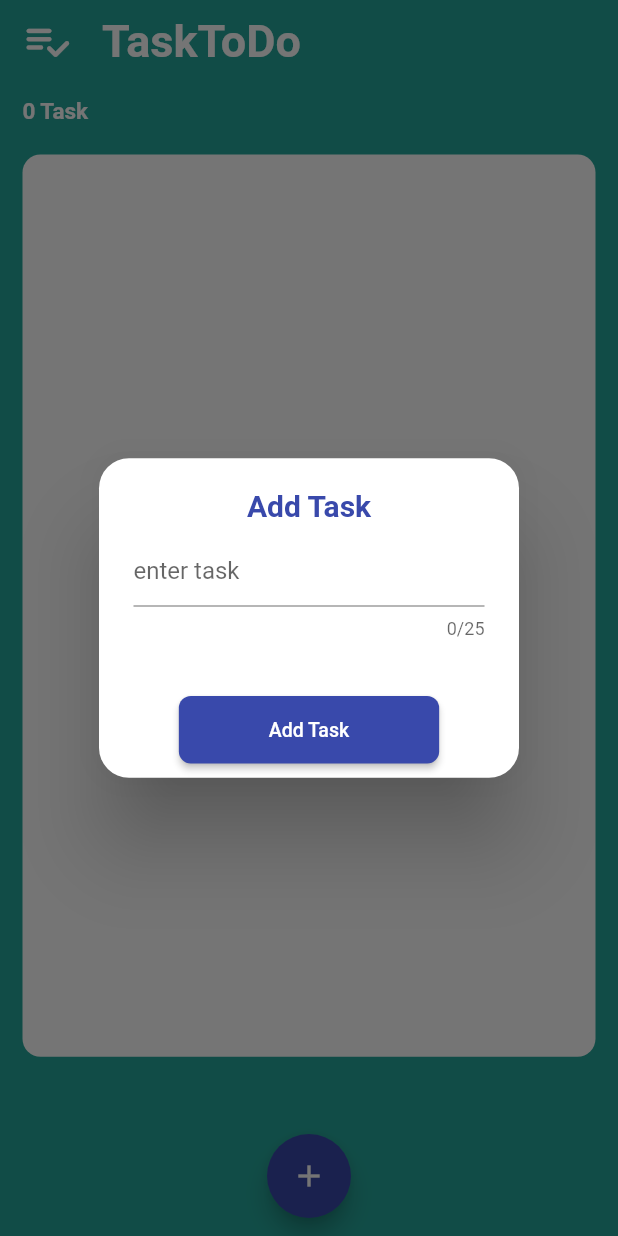
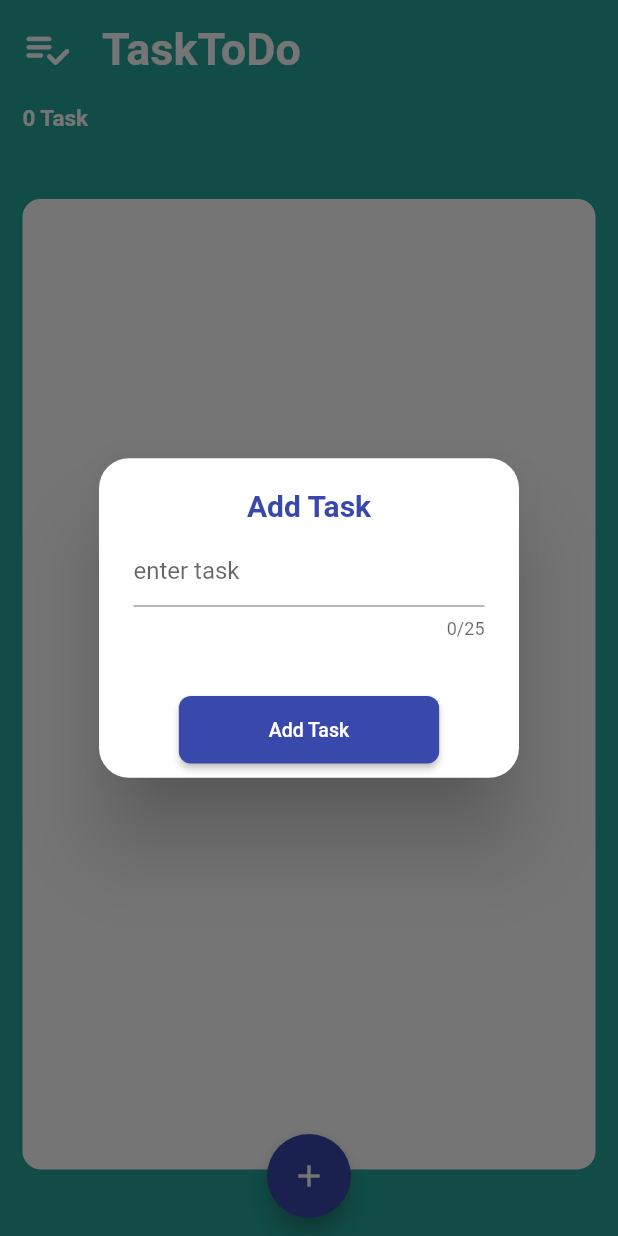
Before and after one commit to mhamad-ibrahem/TaskToDo, a Flutter app: the screen it shows after launch, after a tap on the "add" icon, on a phone screen of 412 x 824 dp. Run offline on Flutter 3.47's test engine with Material 2 defaults, Android fonts, the phone set to English and light mode, and no system bars; our stand-ins replace get, hive_flutter; accounts and stored records are empty.

Commit message:
refactor app

```diff
--- a/lib/Constant/Constant.dart
+++ /dev/null
@@ -1,9 +0,0 @@
-import 'package:flutter/material.dart';
-
-// file have all color of the app
-
-Color backgroundColor = Colors.teal[400]!;
-Color indigo = Colors.indigo[600]!;
-Color white = Colors.white;
-Color black = Colors.black;
-Color red = Colors.red;
--- a/lib/View/Home/HomeScreen.dart
+++ /dev/null
@@ -1,182 +0,0 @@
-import 'package:flutter/material.dart';
-import 'package:hive_flutter/adapters.dart';
-import 'package:tasks/Constant/Constant.dart';
-import 'package:get/get.dart';
-import 'package:tasks/Controller/HomeController.dart';
-import 'package:tasks/View/TaskBody/TaskScreen.dart';
-import 'package:tasks/Widget/CustomButton.dart';
-import 'package:tasks/Widget/CustomForm.dart';
-
-class HomeScreen extends StatelessWidget {
-  HomeScreen({super.key});
-  // inject controller
-  final HomeControllerImplement homeController =
-      Get.put(HomeControllerImplement(), permanent: true);
-  final box = Hive.box('myBox');
-  @override
-  Widget build(BuildContext context) {
-    return SafeArea(
-      child: Scaffold(
-        //button to add task
-        floatingActionButton: FloatingActionButton(
-            onPressed: () {
-              Get.defaultDialog(
-                title: 'Add Task',
-                titleStyle: TextStyle(
-                    fontSize: 20, color: indigo, fontWeight: FontWeight.bold),
-                middleText: '',
-                titlePadding:
-                    const EdgeInsets.only(left: 60, right: 60, top: 20),
-                content: Padding(
-                  padding: const EdgeInsets.only(left: 15, right: 15),
-                  child: Form(
-                    key: homeController.addKey,
-                    child: Column(
-                      children: [
-                        CustomForm(
-                            validator: (value) {
-                              //to check valid input
-                              return homeController.validate(value!, 25, 2);
-                            },
-                            hint: 'enter task',
-                            textController: homeController.task),
-                        const SizedBox(
-                          height: 20,
-                        ),
-                      ],
-                    ),
-                  ),
-                ),
-                confirm: CustomButton(
-                  fun: () {
-                    homeController.addTask();
-                  },
-                  text: 'Add Task',
-                ),
-              );
-            },
-            backgroundColor: indigo,
-            child: Icon(
-              Icons.add,
-              color: white,
-            )),
-        floatingActionButtonLocation:
-            FloatingActionButtonLocation.miniCenterFloat,
-        backgroundColor: backgroundColor,
-        body:
-            //body of the screen
-            Padding(
-          padding: const EdgeInsets.only(left: 15, right: 15, top: 10),
-          child: SingleChildScrollView(
-            //widget to update change on the screen
-            child: GetBuilder<HomeControllerImplement>(
-              builder: (homeController) => Column(
-                crossAxisAlignment: CrossAxisAlignment.start,
-                children: [
-                  Row(
-                    children: [
-                      Icon(
-                        Icons.playlist_add_check_rounded,
-                        color: white,
-                        size: 33,
-                      ),
-                      const SizedBox(
-                        width: 20,
-                      ),
-                      Text(
-                        'TaskToDo',
-                        style: TextStyle(
-                            fontSize: 30,
-                            color: white,
-                            fontWeight: FontWeight.bold),
-                      )
-                    ],
-                  ),
-                  const SizedBox(
-                    height: 20,
-                  ),
-                  //number of task in the screen
-                  Text('${homeController.taskList.length} Task',
-                      style: TextStyle(
-                          fontSize: 15,
-                          color: white,
-                          fontWeight: FontWeight.bold)),
-                  const SizedBox(
-                    height: 20,
-                  ),
-                  Container(
-                    height: MediaQuery.of(context).size.height * 0.73,
-                    width: MediaQuery.of(context).size.width,
-                    decoration: BoxDecoration(
-                        color: white, borderRadius: BorderRadius.circular(12)),
-                    child: ListView.builder(
-                        itemCount: homeController.taskList.length,
-                        itemBuilder: (context, index) => TaskScreen(
-                              // task widget with crud operation and check done task
-                              onDismissed: (dir) =>
-                                  homeController.deleteTasks(index),
-                              title: homeController.taskList[index][0],
-                              checkTask: homeController.taskList[index][1],
-                              checkChange: (val) {
-                                homeController.checkCompleteTask(val!, index);
-                              },
-                              longTap: () {
-                                //make the controller take the value of the task to edit it
-                                homeController.taskEdit.text =
-                                    homeController.taskList[index][0];
-                                Get.defaultDialog(
-                                  title: 'Edit Task',
-                                  titleStyle: TextStyle(
-                                      fontSize: 20,
-                                      color: indigo,
-                                      fontWeight: FontWeight.bold),
-                                  middleText: '',
-                                  titlePadding: const EdgeInsets.only(
-                                      left: 60, right: 60, top: 20),
-                                  content: Padding(
-                                    padding: const EdgeInsets.only(
-                                        left: 15, right: 15),
-                                    child: Form(
-                                      key: homeController.editKey,
-                                      child: Column(
-                                        children: [
-                                          CustomForm(
-                                              hint: 'enter task',
-                                              validator: (val) {
-                                                return homeController.validate(
-                                                    val!, 25, 2);
-                                              },
-                                              textController:
-                                                  homeController.taskEdit),
-                                          const SizedBox(
-                                            height: 20,
-                                          ),
-                                        ],
-                                      ),
-                                    ),
-                                  ),
-                                  confirm: CustomButton(
-                                    text: 'update',
-                                    fun: () {
-                                      if (homeController.editKey.currentState!
-                                          .validate()) {
-                                        homeController.taskList[index][0] =
-                                            homeController.taskEdit.text;
-                                        homeController.updateTask();
-                                        Get.back();
-                                      }
-                                    },
-                                  ),
-                                );
-                              },
-                            )),
-                  ),
-                ],
-              ),
-            ),
-          ),
-        ),
-      ),
-    );
-  }
-}
--- a/lib/Controller/HomeController.dart
+++ b/lib/controller/home_controller.dart
@@ -1,17 +1,14 @@
 import 'package:flutter/cupertino.dart';
 import 'package:get/get.dart';
 import 'package:hive_flutter/hive_flutter.dart';
-import 'package:tasks/View/Home/HomeScreen.dart';
 
 abstract class HomeController extends GetxController {
-  checkCompleteTask(bool val, int index);  // to check if task complete
-  initialTask();  // function for get data for the first time run the app ever
-  getTasks();  // function for get data when run the app
-  updateTask();  //update task in every change
-  addTask();  // add task for listTask
-  validate(String value, int max,
-      int min);  //validate function to check if the input are valid
-  deleteTasks(int index);  //delete task form the list
+  checkCompleteTask(bool val, int index); // to check if task complete
+  // function for get data for the first time run the app ever
+  getTasks(); // function for get data when run the app
+  updateTask(); //update task in every change
+  addTask(); // add task for listTask
+  deleteTasks(int index); //delete task form the list
 }
 
 //implement class of home controller class
@@ -32,18 +29,12 @@ class HomeControllerImplement extends HomeController {
     update();
   }
 
-  // function for get data for the first time run the app ever
-
-  @override
-  initialTask() {
-    taskList = [];
-  }
-
   // function for get data when run the app
 
   @override
   getTasks() {
     taskList = box.get('tasks');
+    update();
   }
 
 //update task in every change
@@ -76,27 +67,13 @@ class HomeControllerImplement extends HomeController {
     update();
   }
 
-  //validate function to check if the input are valid
-
-  validate(String value, int max, int min) {
-    if (value.isEmpty) {
-      return 'cant be empty ';
-    }
-    if (value.length > max) {
-      return 'you Cant enter more than $max letter';
-    }
-    if (value.length < min) {
-      return 'you cant enter less than $min letter';
-    }
-  }
-
 //initial app after opening it
 
   @override
   void onInit() {
     if (box.get('tasks') == null) {
       // if it is the first time ever openeing this app call this function that return empty task list
-      initialTask();
+      taskList = [];
     } else {
       //else get tasks that the user add it
       getTasks();
--- /dev/null
+++ b/lib/core/Constant/colors.dart
@@ -0,0 +1,9 @@
+import 'package:flutter/material.dart';
+
+class AppColors {
+  static Color backgroundColor = Colors.teal[400]!;
+  static Color indigo = Colors.indigo[600]!;
+  static const Color white = Colors.white;
+  static const Color black = Colors.black;
+  static const Color red = Colors.red;
+}
--- a/lib/main.dart
+++ b/lib/main.dart
@@ -1,14 +1,15 @@
 import 'package:flutter/material.dart';
 import 'package:hive_flutter/hive_flutter.dart';
-import 'package:tasks/View/Home/HomeScreen.dart';
 import 'package:get/get.dart';
+
+import 'View/pages/home/home_page.dart';
 
 void main() async {
   WidgetsFlutterBinding.ensureInitialized();
   //init hive
   await Hive.initFlutter();
   //open hive box
-  var box = await Hive.openBox('myBox');
+  await Hive.openBox('myBox');
   runApp(const MyApp());
 }
 
--- a/lib/Widget/CustomButton.dart
+++ b/lib/view/Widget/CustomButton.dart
@@ -1,23 +1,23 @@
 import 'package:flutter/material.dart';
-import 'package:tasks/Constant/Constant.dart';
+import 'package:tasks/core/Constant/colors.dart';
 
 class CustomButton extends StatelessWidget {
   //constractor to use custom button in many screens
-  CustomButton({super.key, required this.fun, required this.text});
+  const CustomButton({super.key, required this.fun, required this.text});
   final VoidCallback fun;
   final String text;
   @override
   Widget build(BuildContext context) {
     return MaterialButton(
       onPressed: fun,
-      color: indigo,
+      color: AppColors.indigo,
       shape: RoundedRectangleBorder(borderRadius: BorderRadius.circular(8)),
       height: 40,
       padding: const EdgeInsets.only(left: 60, right: 60, top: 15, bottom: 15),
       child: Text(
         text,
-        style:
-            TextStyle(fontSize: 13, color: white, fontWeight: FontWeight.w500),
+        style: const TextStyle(
+            fontSize: 13, color: AppColors.white, fontWeight: FontWeight.w500),
       ),
     );
   }
--- a/lib/Widget/CustomForm.dart
+++ b/lib/view/Widget/CustomForm.dart
@@ -1,13 +1,13 @@
 import 'package:flutter/material.dart';
-import 'package:tasks/Constant/Constant.dart';
+import 'package:tasks/core/Constant/colors.dart';
 
 class CustomForm extends StatelessWidget {
-
   final TextEditingController textController;
   final String hint;
   final String? Function(String?)? validator;
-   //constractor of custom textformfield to use it in many screens
+  //constractor of custom textformfield to use it in many screens
   const CustomForm({
+    super.key,
     required this.textController,
     required this.hint,
     this.validator,
@@ -16,13 +16,13 @@ class CustomForm extends StatelessWidget {
   Widget build(BuildContext context) {
     return TextFormField(
         controller: textController,
-        cursorColor: indigo,
+        cursorColor: AppColors.indigo,
         maxLength: 25,
         maxLines: 1,
         validator: validator,
         decoration: InputDecoration(
           hintText: hint,
-          hoverColor: indigo,
+          hoverColor: AppColors.indigo,
         ));
   }
 }
--- /dev/null
+++ b/lib/view/pages/home/custom/add_task_dialog.dart
@@ -0,0 +1,44 @@
+import 'package:flutter/material.dart';
+import 'package:get/get.dart';
+import '../../../../controller/home_controller.dart';
+import '../../../../core/Constant/colors.dart';
+import '../../../../core/functions/validate.dart';
+import '../../../Widget/CustomButton.dart';
+import '../../../Widget/CustomForm.dart';
+
+final HomeControllerImplement homeController = Get.find();
+addTaskDialog() {
+  Get.defaultDialog(
+    title: 'Add Task',
+    titleStyle: TextStyle(
+        fontSize: 20, color: AppColors.indigo, fontWeight: FontWeight.bold),
+    middleText: '',
+    titlePadding: const EdgeInsets.only(left: 60, right: 60, top: 20),
+    content: Padding(
+      padding: const EdgeInsets.only(left: 15, right: 15),
+      child: Form(
+        key: homeController.addKey,
+        child: Column(
+          children: [
+            CustomForm(
+                validator: (value) {
+                  //to check valid input
+                  return validate(value!, 25, 2);
+                },
+                hint: 'enter task',
+                textController: homeController.task),
+            const SizedBox(
+              height: 20,
+            ),
+          ],
+        ),
+      ),
+    ),
+    confirm: CustomButton(
+      fun: () {
+        homeController.addTask();
+      },
+      text: 'Add Task',
+    ),
+  );
+}
--- /dev/null
+++ b/lib/view/pages/home/custom/home_body.dart
@@ -0,0 +1,38 @@
+import 'package:flutter/material.dart';
+import 'package:get/get.dart';
+import 'package:tasks/View/pages/home/custom/task_body.dart';
+import 'package:tasks/View/pages/home/custom/update_task_dialog.dart';
+import '../../../../controller/home_controller.dart';
+import '../../../../core/Constant/colors.dart';
+
+class HomeBody extends StatelessWidget {
+  HomeBody({super.key});
+
+  final HomeControllerImplement homeController = Get.find();
+  @override
+  Widget build(BuildContext context) {
+    return Container(
+      // height: MediaQuery.of(context).size.height * 0.73,
+      width: MediaQuery.of(context).size.width,
+      decoration: BoxDecoration(
+          color: AppColors.white, borderRadius: BorderRadius.circular(12)),
+      child: ListView.builder(
+          itemCount: homeController.taskList.length,
+          itemBuilder: (context, index) => TaskBody(
+                // task widget with crud operation and check done task
+                onDismissed: (dir) => homeController.deleteTasks(index),
+                title: homeController.taskList[index][0],
+                checkTask: homeController.taskList[index][1],
+                checkChange: (val) {
+                  homeController.checkCompleteTask(val!, index);
+                },
+                longTap: () {
+                  //make the controller take the value of the task to edit it
+                  homeController.taskEdit.text =
+                      homeController.taskList[index][0];
+                  updateTask(index: index);
+                },
+              )),
+    );
+  }
+}
--- /dev/null
+++ b/lib/view/pages/home/custom/home_header.dart
@@ -0,0 +1,49 @@
+import 'package:flutter/material.dart';
+import 'package:get/get.dart';
+
+import '../../../../controller/home_controller.dart';
+import '../../../../core/Constant/colors.dart';
+
+class HomeHeader extends StatelessWidget {
+  HomeHeader({super.key});
+  final HomeControllerImplement homeController = Get.find();
+  @override
+  Widget build(BuildContext context) {
+    return ListView(
+      // crossAxisAlignment: CrossAxisAlignment.start,
+      children: [
+        const Row(
+          children: [
+            Icon(
+              Icons.playlist_add_check_rounded,
+              color: AppColors.white,
+              size: 33,
+            ),
+            SizedBox(
+              width: 20,
+            ),
+            Text(
+              'TaskToDo',
+              style: TextStyle(
+                  fontSize: 30,
+                  color: AppColors.white,
+                  fontWeight: FontWeight.bold),
+            )
+          ],
+        ),
+        const SizedBox(
+          height: 20,
+        ),
+        //number of task in the screen
+        Text('${homeController.taskList.length} Task',
+            style: const TextStyle(
+                fontSize: 15,
+                color: AppColors.white,
+                fontWeight: FontWeight.bold)),
+        const SizedBox(
+          height: 20,
+        ),
+      ],
+    );
+  }
+}
--- /dev/null
+++ b/lib/view/pages/home/home_page.dart
@@ -0,0 +1,51 @@
+import 'package:flutter/material.dart';
+import 'package:hive_flutter/adapters.dart';
+import 'package:tasks/View/pages/home/custom/home_header.dart';
+import 'package:tasks/core/Constant/colors.dart';
+import 'package:get/get.dart';
+import '../../../../controller/home_controller.dart';
+import 'custom/add_task_dialog.dart';
+import 'custom/home_body.dart';
+
+class HomeScreen extends StatelessWidget {
+  HomeScreen({super.key});
+  // inject controller
+  final HomeControllerImplement homeController =
+      Get.put(HomeControllerImplement(), permanent: true);
+  final box = Hive.box('myBox');
+  @override
+  Widget build(BuildContext context) {
+    return SafeArea(
+      child: Scaffold(
+        floatingActionButton: FloatingActionButton(
+            onPressed: () {
+              addTaskDialog();
+            },
+            backgroundColor: AppColors.indigo,
+            child: const Icon(
+              Icons.add,
+            )),
+        floatingActionButtonLocation:
+            FloatingActionButtonLocation.miniCenterFloat,
+        backgroundColor: AppColors.backgroundColor,
+        body: Padding(
+          padding: const EdgeInsets.all(15),
+          child: GetBuilder<HomeControllerImplement>(
+            builder: (homeController) => Column(
+              crossAxisAlignment: CrossAxisAlignment.start,
+              children: [
+                Expanded(flex: 4, child: HomeHeader()),
+                Expanded(flex: 22, child: HomeBody()),
+                const Expanded(
+                  child: SizedBox(
+                    height: 25,
+                  ),
+                )
+              ],
+            ),
+          ),
+        ),
+      ),
+    );
+  }
+}
```
Also changed, not shown: lib/core/functions/validate.dart (added, +13 -0 lines), lib/view/pages/home/custom/dismisable_task.dart (renamed from lib/View/TaskBody/DissmissableBackground.dart, +9 -7 lines), lib/view/pages/home/custom/task_body.dart (renamed from lib/View/TaskBody/TaskScreen.dart, +8 -9 lines), lib/view/pages/home/custom/update_task_dialog.dart (added, +48 -0 lines), pubspec.lock, 1 other file.
